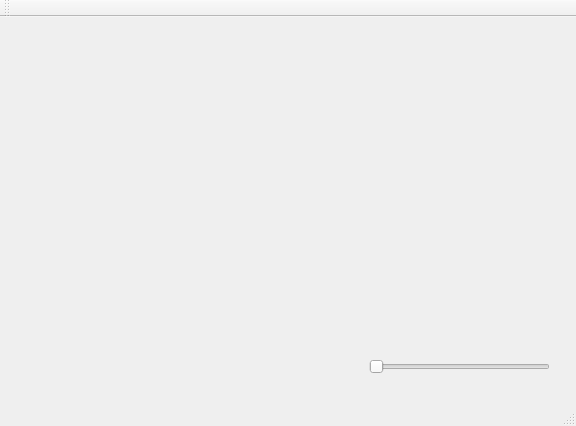
This is mainwindow.ui in jadeStrern/reinerRubin as Qt 5 draws it before an edit. The edited form follows.
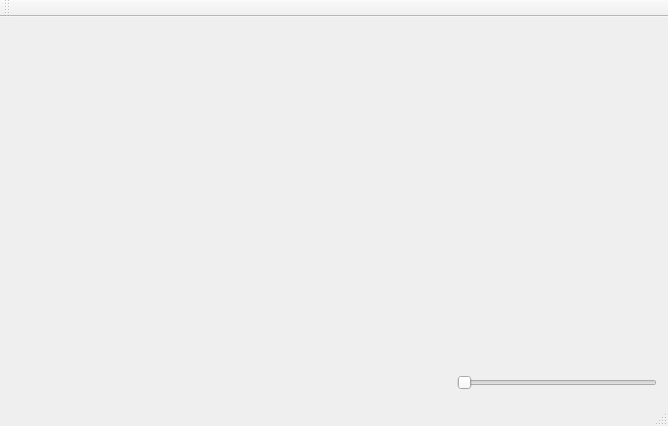
This is the edited form.

The edit to the form file:
```diff
--- a/mainwindow.ui
+++ b/mainwindow.ui
@@ -6,38 +6,86 @@
    <rect>
     <x>0</x>
     <y>0</y>
-    <width>576</width>
+    <width>668</width>
     <height>426</height>
    </rect>
   </property>
+  <property name="sizePolicy">
+   <sizepolicy hsizetype="Preferred" vsizetype="Preferred">
+    <horstretch>0</horstretch>
+    <verstretch>0</verstretch>
+   </sizepolicy>
+  </property>
   <property name="windowTitle">
    <string>MainWindow</string>
   </property>
   <widget class="QWidget" name="centralWidget">
-   <widget class="QSlider" name="horizontalSlider">
-    <property name="geometry">
-     <rect>
-      <x>369</x>
-      <y>340</y>
-      <width>181</width>
-      <height>20</height>
-     </rect>
-    </property>
-    <property name="orientation">
-     <enum>Qt::Horizontal</enum>
-    </property>
-   </widget>
-   <widget class="QWidget" name="gridLayoutWidget">
-    <property name="geometry">
-     <rect>
-      <x>10</x>
-      <y>10</y>
-      <width>551</width>
-      <height>281</height>
-     </rect>
-    </property>
-    <layout class="QGridLayout" name="gridLayout"/>
-   </widget>
+   <layout class="QGridLayout" name="gridLayout">
+    <item row="4" column="0">
+     <spacer name="horizontalSpacer">
+      <property name="orientation">
+       <enum>Qt::Horizontal</enum>
+      </property>
+      <property name="sizeType">
+       <enum>QSizePolicy::Expanding</enum>
+      </property>
+      <property name="sizeHint" stdset="0">
+       <size>
+        <width>40</width>
+        <height>20</height>
+       </size>
+      </property>
+     </spacer>
+    </item>
+    <item row="1" column="0" colspan="2">
+     <widget class="QScrollArea" name="scrollArea">
+      <property name="frameShape">
+       <enum>QFrame::NoFrame</enum>
+      </property>
+      <property name="widgetResizable">
+       <bool>true</bool>
+      </property>
+      <property name="alignment">
+       <set>Qt::AlignLeading|Qt::AlignLeft|Qt::AlignVCenter</set>
+      </property>
+      <widget class="QWidget" name="scrollAreaWidgetContents">
+       <property name="geometry">
+        <rect>
+         <x>0</x>
+         <y>0</y>
+         <width>650</width>
+         <height>327</height>
+        </rect>
+       </property>
+       <property name="sizePolicy">
+        <sizepolicy hsizetype="Preferred" vsizetype="Expanding">
+         <horstretch>0</horstretch>
+         <verstretch>0</verstretch>
+        </sizepolicy>
+       </property>
+      </widget>
+     </widget>
+    </item>
+    <item row="4" column="1">
+     <widget class="QSlider" name="horizontalSlider">
+      <property name="sizePolicy">
+       <sizepolicy hsizetype="Minimum" vsizetype="Fixed">
+        <horstretch>0</horstretch>
+        <verstretch>0</verstretch>
+       </sizepolicy>
+      </property>
+      <property name="minimumSize">
+       <size>
+        <width>200</width>
+        <height>0</height>
+       </size>
+      </property>
+      <property name="orientation">
+       <enum>Qt::Horizontal</enum>
+      </property>
+     </widget>
+    </item>
+   </layout>
   </widget>
   <widget class="QMenuBar" name="menuBar">
    <property name="geometry">
```
Left out of the diff: 2 changed lines with no effect on the pictures.
